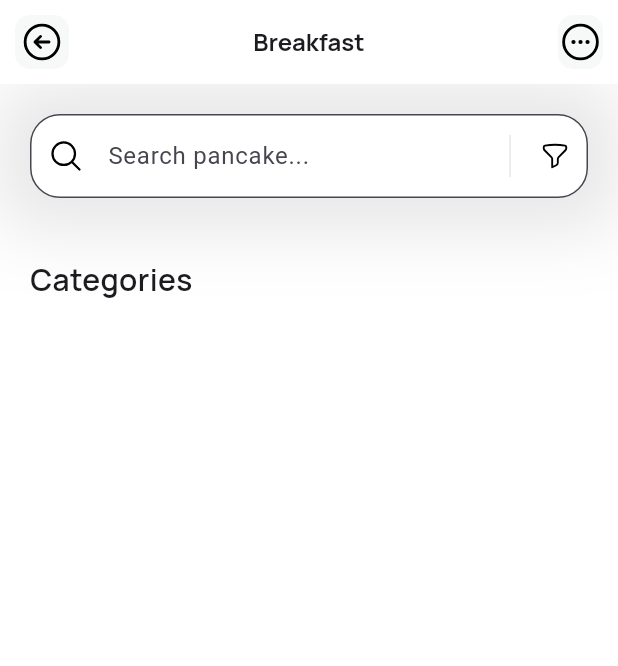
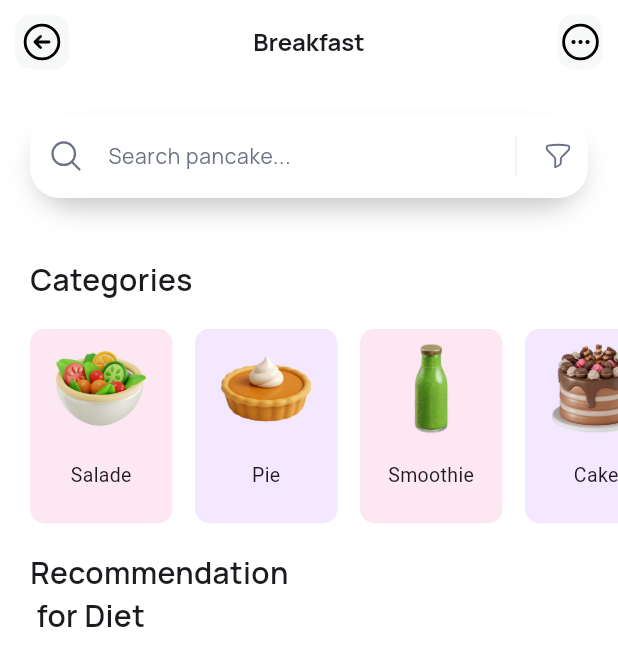
Before and after one commit to 1ynies/breakfast_screen, a Flutter app: the screen it shows after launch, on a phone screen of 412 x 824 dp. Shown: the top 666 px of the screen. Run offline on Flutter 3.47's test engine with Material 3 defaults, Android fonts, the phone set to English and light mode, and no system bars; our stand-ins replace flutter_svg, google_fonts.

Commit message:
categories list done

```diff
--- /dev/null
+++ b/lib/Widgets/category_card.dart
@@ -0,0 +1,51 @@
+import 'package:breakfast_app/models/category_model.dart';
+import 'package:flutter/material.dart';
+
+// --- Custom Widget for Each Item ---
+class CategoryCard extends StatelessWidget {
+  final CategoryModel category;
+
+  const CategoryCard({super.key, required this.category});
+
+  @override
+  Widget build(BuildContext context) {
+    return SizedBox(
+      width: 110,
+
+      // Set the width for horizontal scrolling items
+      child: Container(
+        padding: EdgeInsets.all(10),
+        decoration: BoxDecoration(
+          borderRadius: BorderRadius.circular(10),
+          color: category.boxColor,
+        ),
+
+        margin: const EdgeInsets.symmetric(horizontal: 7.5),
+        child: InkWell(
+          onTap: () {
+            // -- to be implemented later ---
+          },
+          child: Column(
+            crossAxisAlignment: CrossAxisAlignment.stretch,
+            children: <Widget>[
+              Image.asset(category.iconPath, width: 60, height: 60),
+              const SizedBox(height: 10),
+              Padding(
+                padding: const EdgeInsets.all(8.0),
+                child: Text(
+                  category.title,
+                  textAlign: TextAlign.center,
+                  style: const TextStyle(
+
+                    fontSize: 13,
+                  ),
+                  maxLines: 1,
+                ),
+              ),
+            ],
+          ),
+        ),
+      ),
+    );
+  }
+}
--- /dev/null
+++ b/lib/Widgets/recommendation_diet_widget.dart
@@ -0,0 +1,52 @@
+import 'package:breakfast_app/models/category_model.dart';
+import 'package:breakfast_app/models/recommendation_model.dart';
+import 'package:flutter/material.dart';
+
+// --- Custom Widget for Each Item ---
+class RecommendationDietCard extends StatelessWidget {
+  final RecommendationModel recommendation  ;
+
+  const RecommendationDietCard({super.key, required this.recommendation});
+
+  @override
+  Widget build(BuildContext context) {
+    return SizedBox(
+      width: 200,
+
+      // Set the width for horizontal scrolling items
+      child: Container(
+        padding: EdgeInsets.all(10),
+        decoration: BoxDecoration(
+          borderRadius: BorderRadius.circular(10),
+          color: recommendation.boxColor,
+        ),
+
+        margin: const EdgeInsets.symmetric(horizontal: 7.5),
+        child: InkWell(
+          onTap: () {
+            // -- to be implemented later ---
+          },
+          child: Column(
+            crossAxisAlignment: CrossAxisAlignment.stretch,
+            children: <Widget>[
+              Image.asset(recommendation.iconPath, width: 80, height: 80),
+              const SizedBox(height: 10),
+              Padding(
+                padding: const EdgeInsets.all(8.0),
+                child: Text(
+                  recommendation.name,
+                  textAlign: TextAlign.center,
+                  style: const TextStyle(
+
+                    fontSize: 13,
+                  ),
+                  maxLines: 1,
+                ),
+              ),
+            ],
+          ),
+        ),
+      ),
+    );
+  }
+}
--- a/lib/home.dart
+++ b/lib/home.dart
@@ -1,9 +1,38 @@
+import 'package:breakfast_app/Widgets/category_card.dart';
+import 'package:breakfast_app/Widgets/recommendation_diet_widget.dart';
+import 'package:breakfast_app/models/category_model.dart';
+import 'package:breakfast_app/models/recommendation_model.dart';
 import 'package:flutter/material.dart';
 import 'package:flutter_svg/svg.dart';
 import 'package:google_fonts/google_fonts.dart';
 
-class Homepage extends StatelessWidget {
+class Homepage extends StatefulWidget {
   const Homepage({super.key});
+
+  @override
+  State<Homepage> createState() => _HomepageState();
+}
+
+class _HomepageState extends State<Homepage> {
+  // 1. State variable to hold the list of categories
+  List<CategoryModel> categories = [];
+
+  // Function to fetch the data
+  void _getCategories() {
+    categories = CategoryModel.getCategories();
+  }
+
+  List<RecommendationModel> recommendations = [];
+  void _getRecommendations() {
+    recommendations = RecommendationModel.getRecommendations();
+  }
+
+  @override
+  void initState() {
+    // 2. Initialize the data when the widget is created
+    _getCategories();
+    super.initState();
+  }
 
   @override
   Widget build(BuildContext context) {
@@ -13,29 +42,40 @@ class Homepage extends StatelessWidget {
       body: Column(
         children: [
           SearchField(),
-          SizedBox(height: 20),
+          const SizedBox(height: 20),
           Column(
             crossAxisAlignment: CrossAxisAlignment.start,
             children: [
               Padding(
                 padding: const EdgeInsets.only(left: 20),
                 child: Text(
-
                   'Categories',
                   style: GoogleFonts.manrope(
-                    textStyle: TextStyle(
+                    textStyle: const TextStyle(
                       fontSize: 20,
                       fontWeight: FontWeight.w600,
-
                     ),
                   ),
                 ),
               ),
-              SizedBox(height: 18),
-              Container(
-                height: 150 ,
-
-              )
+              const SizedBox(height: 18),
+              // --  Call the function to build the horizontal list --
+              _horizontalCategoryList(),
+              const SizedBox(height: 18),
+              Padding(
+                padding: const EdgeInsets.only(left: 20),
+                child: Text(
+                  'Recommendation \n for Diet ',
+                  style: GoogleFonts.manrope(
+                    textStyle: const TextStyle(
+                      fontSize: 20,
+                      fontWeight: FontWeight.w600,
+                    ),
+                  ),
+                ),
+              ),
+              const SizedBox(height: 18),
+              _horizontalRecommendationDietList(),
             ],
           ),
         ],
@@ -43,24 +83,82 @@ class Homepage extends StatelessWidget {
     );
   }
 
+  // -- Horizontal Category List --
+  Widget _horizontalCategoryList() {
+    return SizedBox(
+      height: 130, // REQUIRED: Horizontal ListView must have a defined height
+      child: ListView.builder(
+        scrollDirection: Axis.horizontal, // This makes it scroll horizontally
+        itemCount: categories.length,
+        itemBuilder: (context, index) {
+          // Pass the single category object to the CategoryCard
+          return CategoryCard(category: categories[index]);
+        },
+        // We only need padding on the outside edge now
+        padding: const EdgeInsets.symmetric(horizontal: 12.5),
+      ),
+    );
+  }
+
+  // -- Horizontal Recommendation Diet List --
+  Widget _horizontalRecommendationDietList() {
+    return SizedBox(
+      height: 200, // REQUIRED: Horizontal ListView must have a defined height
+      child: ListView.builder(
+        scrollDirection: Axis.horizontal, // This makes it scroll horizontally
+        itemCount: recommendations.length,
+        itemBuilder: (context, index) {
+          // Pass the single category object to the CategoryCard
+          return RecommendationDietCard(recommendation: recommendations[index]);
+        },
+        // We only need padding on the outside edge now
+        padding: const EdgeInsets.symmetric(horizontal: 12.5),
+      ),
+    );
+  }
+
+  // -- SearchField --
   Container SearchField() {
     return Container(
-      padding: EdgeInsets.all(20),
+      margin: EdgeInsets.all(20),
       decoration: BoxDecoration(
+        // The search bar itself is white
+        borderRadius: BorderRadius.circular(
+          30,
+        ), // Highly rounded corners (adjust as needed)
         boxShadow: [
-          BoxShadow(blurRadius: 40, color: Color(0xFF1d1617).withOpacity(0.11)),
+          BoxShadow(
+            // The shadow in the image is darker and extends downward
+            color: Colors.black.withOpacity(
+              0.25,
+            ), // Adjust opacity for desired darkness
+            offset: const Offset(0, 10), // Significantly offset downward
+            blurRadius: 15, // Increase blurRadius for a softer, larger spread
+            spreadRadius: -5, // Optional: slightly contract the shadow edges
+          ),
         ],
       ),
       child: TextField(
+        cursorColor: Color(0xFF6a7282),
         decoration: InputDecoration(
           hintText: "Search pancake...",
-          border: OutlineInputBorder(borderRadius: BorderRadius.circular(20)),
+          hintStyle: GoogleFonts.manrope(
+            textStyle: const TextStyle(fontSize: 14, color: Color(0xFF6a7282)),
+          ),
+
+          border: OutlineInputBorder(
+            borderSide: BorderSide.none,
+            borderRadius: BorderRadius.circular(20),
+          ),
+
           filled: true,
           fillColor: Colors.white,
+
           prefixIcon: Padding(
             padding: const EdgeInsets.all(12),
             child: SvgPicture.asset(
               'lib/assets/svg/search.svg',
+              color: Color(0xFF6a7282),
               height: 20,
               width: 20,
             ),
@@ -71,15 +169,16 @@ class Homepage extends StatelessWidget {
               child: Row(
                 mainAxisAlignment: MainAxisAlignment.end,
                 children: [
-                  VerticalDivider(
-                    color: Colors.black,
+                  const VerticalDivider(
+                    color: Color(0xFF6a7282),
                     thickness: 0.1,
                     endIndent: 10,
                     indent: 10,
                   ),
                   Padding(
-                    padding: const EdgeInsets.all(12),
+                    padding: const EdgeInsets.all(10),
                     child: SvgPicture.asset(
+                      color: Color(0xFF6a7282),
                       'lib/assets/svg/funnel.svg',
                       height: 20,
                       width: 20,
@@ -94,22 +193,23 @@ class Homepage extends StatelessWidget {
     );
   }
 
+  // -- Appbar function --
   AppBar appBar() {
     return AppBar(
       title: Text(
         'Breakfast',
         style: GoogleFonts.manrope(
-          textStyle: TextStyle(fontSize: 16, fontWeight: FontWeight.w700),
+          textStyle: const TextStyle(fontSize: 16, fontWeight: FontWeight.w700),
         ),
       ),
       centerTitle: true,
       elevation: 0.0,
       backgroundColor: Colors.white,
       leading: Container(
-        margin: EdgeInsets.all(10),
+        margin: const EdgeInsets.all(10),
         alignment: Alignment.center,
         decoration: BoxDecoration(
-          color: Color(0xFFF7F8F8),
+          color: const Color(0xFFF7F8F8),
           borderRadius: BorderRadius.circular(10),
         ),
         child: SvgPicture.asset(
@@ -120,11 +220,14 @@ class Homepage extends StatelessWidget {
       ),
       actions: [
         GestureDetector(
+          onTap: () {
+            /* Handle tap */
+          },
           child: Container(
-            margin: EdgeInsets.all(10),
+            margin: const EdgeInsets.all(10),
             alignment: Alignment.center,
             decoration: BoxDecoration(
-              color: Color(0xFFF7F8F8),
+              color: const Color(0xFFF7F8F8),
               borderRadius: BorderRadius.circular(10),
             ),
             child: SvgPicture.asset(
--- a/lib/main.dart
+++ b/lib/main.dart
@@ -15,7 +15,7 @@ class MyApp extends StatelessWidget {
       debugShowCheckedModeBanner: false,
 
 
-      home: const Homepage(),
+      home:  Homepage(),
     );
   }
 }
--- a/lib/models/category_model.dart
+++ b/lib/models/category_model.dart
@@ -1,22 +1,45 @@
-import 'dart:ui';
+import 'dart:ui'; // Used for Color
 
 class CategoryModel {
   String title;
   String iconPath;
   Color boxColor;
+
   CategoryModel({
     required this.title,
     required this.iconPath,
     required this.boxColor,
   });
 
-  List<CategoryModel> getCategories() {
+  // Static method to provide the list of categories
+  static List<CategoryModel> getCategories() {
     List<CategoryModel> categories = [];
     categories.add(
       CategoryModel(
         title: 'Salade',
         iconPath: 'lib/assets/salade.png',
-        boxColor: boxColor,
+        boxColor: const Color(0xFFFCE7F3),
+      ),
+    );
+    categories.add(
+      CategoryModel(
+        title: 'Pie',
+        iconPath: 'lib/assets/pie.png',
+        boxColor: const Color(0xFFF3E8FF),
+      ),
+    );
+    categories.add(
+      CategoryModel(
+        title: 'Smoothies',
+        iconPath: 'lib/assets/smoothy.png',
+        boxColor: const Color(0xFFFCE7F3),
+      ),
+    );
+    categories.add(
+      CategoryModel(
+        title: 'Cake',
+        iconPath: 'lib/assets/cake.png',
+        boxColor: const Color(0xFFF3E8FF),
       ),
     );
     return categories;
--- /dev/null
+++ b/lib/models/recommendation_model.dart
@@ -0,0 +1,47 @@
+import 'dart:ui';
+
+class RecommendationModel {
+  String name;
+  String iconPath;
+  String info;
+  Color boxColor;
+
+
+
+  RecommendationModel({
+    required this.name,
+    required this.iconPath,
+    required this.info,
+    required this.boxColor,
+  });
+
+  static List<RecommendationModel> getRecommendations() {
+    List<RecommendationModel> recommendations = [];
+
+    recommendations.add(
+      RecommendationModel(
+        name: 'Honey pancake',
+        iconPath: 'lib/assets/honey_pancake.png',
+        info:'Easy | 30 min | 350 calories',
+        boxColor:  const Color(0xFFFCE7F3),
+      ),
+    );
+
+    recommendations.add(
+      RecommendationModel(
+        name: 'French toast ',
+        iconPath: 'lib/assets/french_toast.png',
+        info:'Easy | 30 min | 220 calories',
+        boxColor: const Color(0xFFF3E8FF),
+      ),
+    );
+
+
+
+
+
+
+
+    return recommendations;
+  }
+}
--- a/pubspec.yaml
+++ b/pubspec.yaml
@@ -65,6 +65,11 @@ flutter:
     - lib/assets/svg/dots.svg
     - lib/assets/svg/search.svg
     - lib/assets/svg/funnel.svg
+    - lib/assets/cake.png
+    - lib/assets/honey_pancake.png
+    - lib/assets/pie.png
+    - lib/assets/salade.png
+    - lib/assets/smoothy.png
 
   # An image asset can refer to one or more resolution-specific "variants", see
   # https://flutter.dev/to/resolution-aware-images
```
Also changed, not shown: lib/assets/french_toast.png (added).
